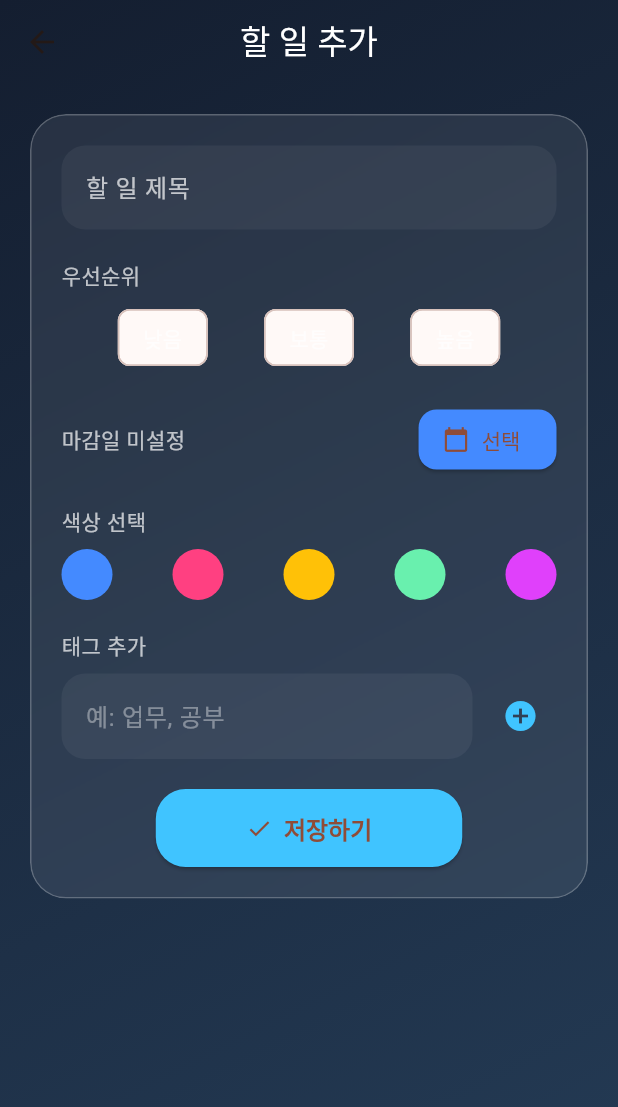
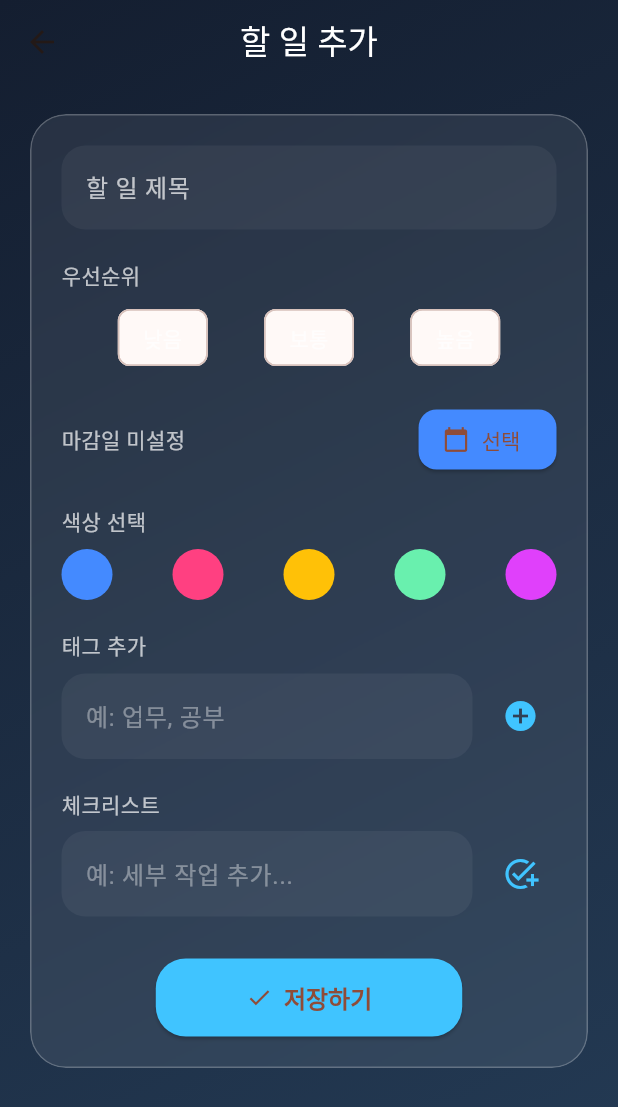
Before and after one commit to OSS0302/flutter_todolist_app, a Flutter app: the AddEditScreen screen opened directly, on a phone screen of 412 x 824 dp. Shown: the top 1107 px of the screen. Run offline on Flutter 3.47's test engine with Material 3 defaults, Android fonts, the phone set to English and light mode, and no system bars; our stand-ins replace animated_text_kit, awesome_snackbar_content, flutter_animate, flutter_colorpicker, flutter_speed_dial, go_router and 5 more; accounts and stored records are empty.

Commit message:
기능 추가

```diff
--- a/lib/presentation/add_edit_screen.dart
+++ b/lib/presentation/add_edit_screen.dart
@@ -6,7 +6,7 @@ import 'package:todolist/model/todo.dart';
 import 'package:todolist/presentation/list_view_model.dart';
 
 class AddEditScreen extends StatefulWidget {
-  final Todo? existingTodo; // ✅ 수정 시 전달받을 Todo
+  final Todo? existingTodo; // 수정 모드일 때 전달받는 Todo
 
   const AddEditScreen({super.key, this.existingTodo});
 
@@ -17,11 +17,13 @@ class AddEditScreen extends StatefulWidget {
 class _AddEditScreenState extends State<AddEditScreen> {
   final TextEditingController _titleController = TextEditingController();
   final TextEditingController _tagController = TextEditingController();
+  final TextEditingController _checklistController = TextEditingController();
 
   DateTime? _selectedDate;
   String? _selectedPriority;
   Color _selectedColor = const Color(0xFF4FACFE);
   List<String> _tags = [];
+  List<Map<String, dynamic>> _checklist = [];
 
   bool get isEditing => widget.existingTodo != null;
 
@@ -29,7 +31,6 @@ class _AddEditScreenState extends State<AddEditScreen> {
   void initState() {
     super.initState();
 
-    // ✅ 수정 모드라면 기존 데이터 세팅
     if (isEditing) {
       final todo = widget.existingTodo!;
       _titleController.text = todo.title;
@@ -37,6 +38,7 @@ class _AddEditScreenState extends State<AddEditScreen> {
       _selectedPriority = todo.priority;
       _selectedColor = Color(todo.color ?? 0xFF4FACFE);
       _tags = List.from(todo.tags ?? []);
+      _checklist = List<Map<String, dynamic>>.from(todo.checklist ?? []);
     }
   }
 
@@ -47,11 +49,7 @@ class _AddEditScreenState extends State<AddEditScreen> {
       firstDate: DateTime.now().subtract(const Duration(days: 1)),
       lastDate: DateTime.now().add(const Duration(days: 365)),
     );
-    if (picked != null) {
-      setState(() {
-        _selectedDate = picked;
-      });
-    }
+    if (picked != null) setState(() => _selectedDate = picked);
   }
 
   void _addTag() {
@@ -64,6 +62,28 @@ class _AddEditScreenState extends State<AddEditScreen> {
     }
   }
 
+  void _addChecklistItem() {
+    final text = _checklistController.text.trim();
+    if (text.isNotEmpty) {
+      setState(() {
+        _checklist.add({'text': text, 'isChecked': false});
+        _checklistController.clear();
+      });
+    }
+  }
+
+  void _toggleChecklistItem(int index) {
+    setState(() {
+      _checklist[index]['isChecked'] = !_checklist[index]['isChecked'];
+    });
+  }
+
+  void _deleteChecklistItem(int index) {
+    setState(() {
+      _checklist.removeAt(index);
+    });
+  }
+
   void _saveTodo() async {
     final title = _titleController.text.trim();
     if (title.isEmpty) return;
@@ -71,17 +91,16 @@ class _AddEditScreenState extends State<AddEditScreen> {
     final listViewModel = context.read<ListViewModel>();
 
     if (isEditing) {
-      // ✅ 수정 모드
       final todo = widget.existingTodo!;
       todo.title = title;
       todo.dueDate = _selectedDate;
       todo.priority = _selectedPriority;
       todo.color = _selectedColor.value;
       todo.tags = _tags;
+      todo.checklist = _checklist;
 
       await listViewModel.updateTodo(todo);
     } else {
-      // ✅ 추가 모드
       final newTodo = Todo(
         title: title,
         dateTime: DateTime.now().millisecondsSinceEpoch,
@@ -89,7 +108,7 @@ class _AddEditScreenState extends State<AddEditScreen> {
         priority: _selectedPriority,
         color: _selectedColor.value,
         tags: _tags,
-        checklist: [],
+        checklist: _checklist,
       );
       await listViewModel.addTodo(newTodo);
     }
@@ -141,7 +160,7 @@ class _AddEditScreenState extends State<AddEditScreen> {
             IconButton(
               icon: const Icon(Icons.delete_outline, color: Colors.redAccent),
               onPressed: _deleteTodo,
-            )
+            ),
         ],
       ),
       body: Stack(
@@ -173,6 +192,8 @@ class _AddEditScreenState extends State<AddEditScreen> {
                         _buildColorPicker(),
                         const SizedBox(height: 20),
                         _buildTagInput(),
+                        const SizedBox(height: 20),
+                        _buildChecklistSection(),
                         const SizedBox(height: 20),
                         _buildSaveButton(),
                       ],
@@ -235,8 +256,7 @@ class _AddEditScreenState extends State<AddEditScreen> {
               backgroundColor: Colors.white12,
               labelStyle: TextStyle(
                 color: isSelected ? Colors.white : Colors.white70,
-                fontWeight:
-                isSelected ? FontWeight.bold : FontWeight.normal,
+                fontWeight: isSelected ? FontWeight.bold : FontWeight.normal,
               ),
               onSelected: (_) => setState(() => _selectedPriority = p),
             );
@@ -362,6 +382,72 @@ class _AddEditScreenState extends State<AddEditScreen> {
     );
   }
 
+  Widget _buildChecklistSection() {
+    return Column(
+      crossAxisAlignment: CrossAxisAlignment.start,
+      children: [
+        Text("체크리스트",
+            style: GoogleFonts.poppins(color: Colors.white70, fontSize: 14)),
+        const SizedBox(height: 8),
+        Row(
+          children: [
+            Expanded(
+              child: TextField(
+                controller: _checklistController,
+                style: const TextStyle(color: Colors.white),
+                decoration: InputDecoration(
+                  hintText: "예: 세부 작업 추가...",
+                  hintStyle: const TextStyle(color: Colors.white38),
+                  filled: true,
+                  fillColor: Colors.white.withOpacity(0.05),
+                  border: OutlineInputBorder(
+                    borderRadius: BorderRadius.circular(16),
+                    borderSide: BorderSide.none,
+                  ),
+                ),
+              ),
+            ),
+            const SizedBox(width: 8),
+            IconButton(
+              icon:
+              const Icon(Icons.add_task, color: Colors.lightBlueAccent),
+              onPressed: _addChecklistItem,
+            ),
+          ],
+        ),
+        const SizedBox(height: 8),
+        Column(
+          children: _checklist.asMap().entries.map((entry) {
+            final index = entry.key;
+            final item = entry.value;
+            return ListTile(
+              contentPadding: EdgeInsets.zero,
+              leading: Checkbox(
+                value: item['isChecked'],
+                onChanged: (_) => _toggleChecklistItem(index),
+                activeColor: Colors.lightBlueAccent,
+              ),
+              title: Text(
+                item['text'],
+                style: TextStyle(
+                  color: Colors.white,
+                  decoration: item['isChecked']
+                      ? TextDecoration.lineThrough
+                      : TextDecoration.none,
+                ),
+              ),
+              trailing: IconButton(
+                icon: const Icon(Icons.delete_outline,
+                    color: Colors.white54, size: 20),
+                onPressed: () => _deleteChecklistItem(index),
+              ),
+            );
+          }).toList(),
+        ),
+      ],
+    );
+  }
+
   Widget _buildSaveButton() {
     return Center(
       child: ElevatedButton.icon(
```
